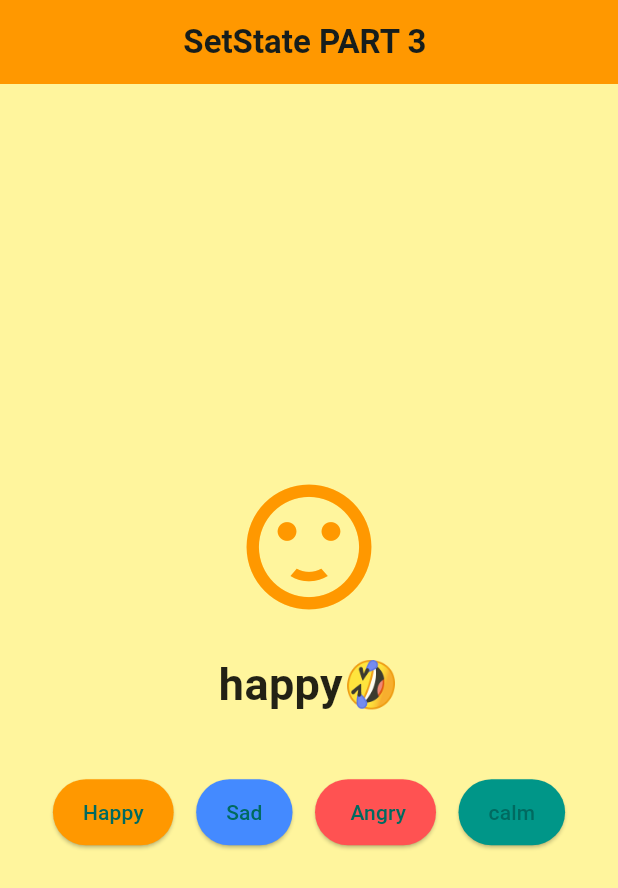
After one commit to WadaDiriba/FlUTTER-TUTORIAL-STATE-MANAGEMNT-30-DAYS, a Flutter app: the SetstatePart3 screen opened directly, after a tap on "Happy", on a phone screen of 412 x 824 dp. The commit adds this screen. Shown: the top 888 px of the screen. Run offline on Flutter 3.47's test engine with Material 3 defaults, Android fonts, the phone set to English and light mode, and no system bars; missing offline and left inert: dart:ffi; statements that could not run were skipped.

Commit message:
added file all

```diff
--- /dev/null
+++ b/lib/screens/setState/setstate_part3.dart
@@ -0,0 +1,148 @@
+import 'dart:ffi';
+
+import 'package:flutter/material.dart';
+
+class SetstatePart3 extends StatefulWidget {
+  const SetstatePart3({super.key});
+
+  @override
+  State<SetstatePart3> createState() => _SetstatePart3State();
+}
+
+class _SetstatePart3State extends State<SetstatePart3> {
+
+  String _mood = "Happy 😊";
+  Color _bgColor = Colors.yellow.shade200;
+  Color _btnColor = Colors.orange;
+  IconData _icon = Icons.sentiment_satisfied;
+
+  void _changeMood(String mood){
+
+      setState(() {
+
+
+
+    if(mood=="happy"){
+
+      _mood="happy🤣";
+     _bgColor = Colors.yellow.shade200;
+      _btnColor = Colors.orange;
+    _icon = Icons.sentiment_satisfied;
+    }
+        else if(mood=="sad"){
+
+          _mood="sad🥲";
+         _bgColor = Colors.blue.shade100;
+        _btnColor = Colors.blueAccent;
+        _icon = Icons.sentiment_dissatisfied;
+        }
+
+        else if (mood=="angry"){
+
+          _mood="Angry😠";
+
+       _bgColor = Colors.red.shade100;
+        _btnColor = Colors.redAccent;
+        _icon = Icons.sentiment_very_dissatisfied;
+        }
+        else if (mood=="calm"){
+
+          _mood="calm😠";
+
+       _bgColor =  Colors.blueAccent;
+        _btnColor = Colors.greenAccent;
+        _icon = Icons.sentiment_satisfied_alt_rounded;
+        }
+ });
+   }
+
+  @override
+  Widget build(BuildContext context) {
+    return Scaffold(
+      backgroundColor: _bgColor,
+
+      appBar: AppBar(
+        backgroundColor: _btnColor,
+        title: const Text(
+          "SetState PART 3 ",
+          style: TextStyle(fontWeight: FontWeight.bold),
+        ),
+        centerTitle: true,
+      ),
+      body: Center(
+         child: Column(
+
+          mainAxisAlignment: MainAxisAlignment.center,
+
+          children: [
+
+           Icon(_icon, size: 100, color: _btnColor),
+            const SizedBox(height: 20),
+              Text(
+              _mood,
+              style: TextStyle(
+                fontSize: 30,
+                fontWeight: FontWeight.bold,
+                color: Colors.black87,
+              ),
+            ),
+            const SizedBox(height: 40),
+
+            AnimatedContainer(
+
+              duration: Duration(seconds: 3),
+              curve: Curves.bounceOut,
+              child: Wrap(
+
+                spacing: 15,
+                children: [
+                  ElevatedButton(
+                    style: ElevatedButton.styleFrom(
+                      backgroundColor: Colors.orange,
+                      padding:
+                          const EdgeInsets.symmetric(
+                            horizontal: 20,
+                             vertical: 12),
+                    ),
+                    onPressed: () => _changeMood("happy"),
+                    child: const Text("Happy"),
+                  ),
+                  ElevatedButton(
+                    style: ElevatedButton.styleFrom(
+                      backgroundColor: Colors.blueAccent,
+                      padding:
+                          const EdgeInsets.symmetric(horizontal: 20, vertical: 12),
+                    ),
+                    onPressed: () => _changeMood("sad"),
+                    child: const Text("Sad"),
+                  ),
+                  ElevatedButton(
+                    style: ElevatedButton.styleFrom(
+                      backgroundColor: Colors.redAccent,
+                      padding:
+                          const EdgeInsets.symmetric(horizontal: 20, vertical: 12),
+                    ),
+                    onPressed: () => _changeMood("angry"),
+                    child: const Text(" Angry"),
+                  ),
+                   ElevatedButton(
+                    style: ElevatedButton.styleFrom(
+                      backgroundColor: Colors.teal,
+                      padding:
+                          const EdgeInsets.symmetric(horizontal: 20, vertical: 12),
+                    ),
+                    onPressed: () => _changeMood("calm"),
+                    child: const Text("calm"),
+                  )
+                ],
+              ),
+            )
+          ],
+         ),
+
+      ),
+
+
+    );
+  }
+}
--- a/lib/screens/stful_widgetpart4.dart
+++ b/lib/screens/widgets/stful_widgetpart4.dart
@@ -12,7 +12,7 @@ class DAY2PART4 extends StatefulWidget {
 class _DAY2PART4State extends State<DAY2PART4> {
 
 
-  Color backgroundColor=Colors.blue;
+ Color backgroundColor=Colors.blue;
 
   Color buttonColor=Colors.green;
 
@@ -25,6 +25,7 @@ bool _isBright=true;
   Random().nextInt(256),
   Random().nextInt(256),
   Random().nextInt(256),
+
 );
 
 buttonColor = Color.fromRGBO(
```
Also changed, not shown: lib/main.dart (+5 -6 lines), lib/screens/profile_screen.dart (deleted, +0 -189 lines), lib/screens/setState/setState_part1.dart (added, +74 -0 lines), lib/screens/setState/setState_part2.dart (added, +120 -0 lines), lib/screens/providers/provider_part1.dart (added), lib/screens/providers/provider_part2.dart (added), lib/screens/providers/provider_part3.dart (added), lib/screens/providers/provider_part4.dart (added), lib/screens/providers/provider_part5.dart (added), lib/screens/providers/provider_part6.dart (added), lib/screens/widgets/statful_widgt.dart (renamed from lib/screens/statful_widgt.dart), lib/screens/widgets/statless_widgt.dart (renamed from lib/screens/statless_widgt.dart), lib/screens/widgets/stful_widgetpart3.dart (renamed from lib/screens/stful_widgetpart3.dart), lib/screens/widgets/stful_widgtpart2.dart (renamed from lib/screens/stful_widgtpart2.dart).
